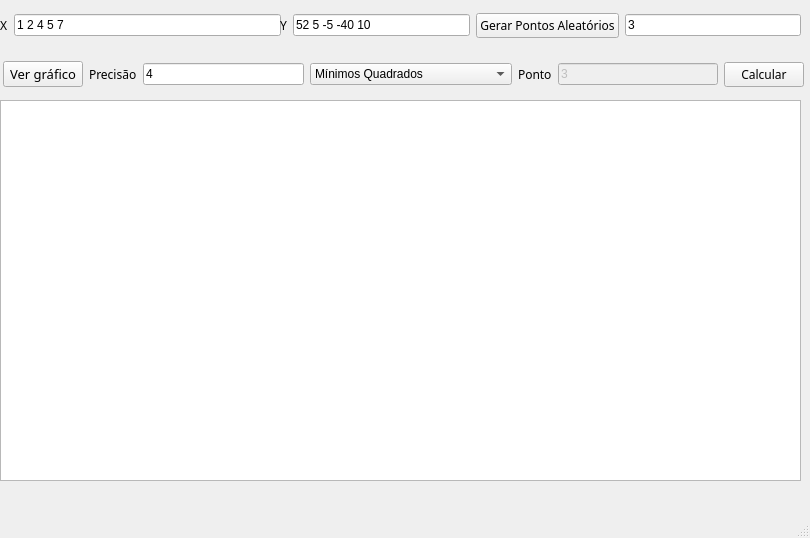
The window that interpolacao.ui (rafaelperazzo/iCalcNum) describes before a commit, drawn with Qt 5.
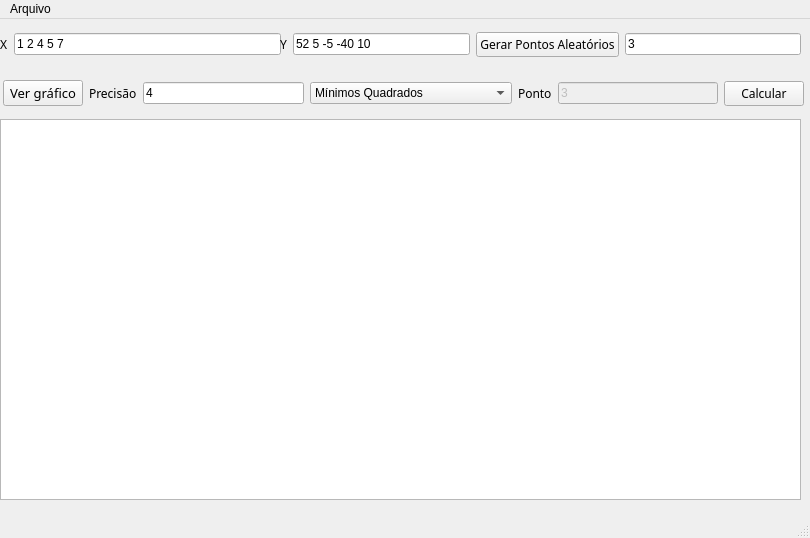
The same window after the commit.

What changed in the file:
```diff
--- a/interpolacao.ui
+++ b/interpolacao.ui
@@ -241,6 +241,13 @@
      <height>27</height>
     </rect>
    </property>
+   <widget class="QMenu" name="menuArquivo">
+    <property name="title">
+     <string>Arquivo</string>
+    </property>
+    <addaction name="actionSalvarComo"/>
+   </widget>
+   <addaction name="menuArquivo"/>
   </widget>
   <widget class="QStatusBar" name="statusbar"/>
  </widget>
```
Left out of the diff: 5 changed lines with no effect on the pictures.
